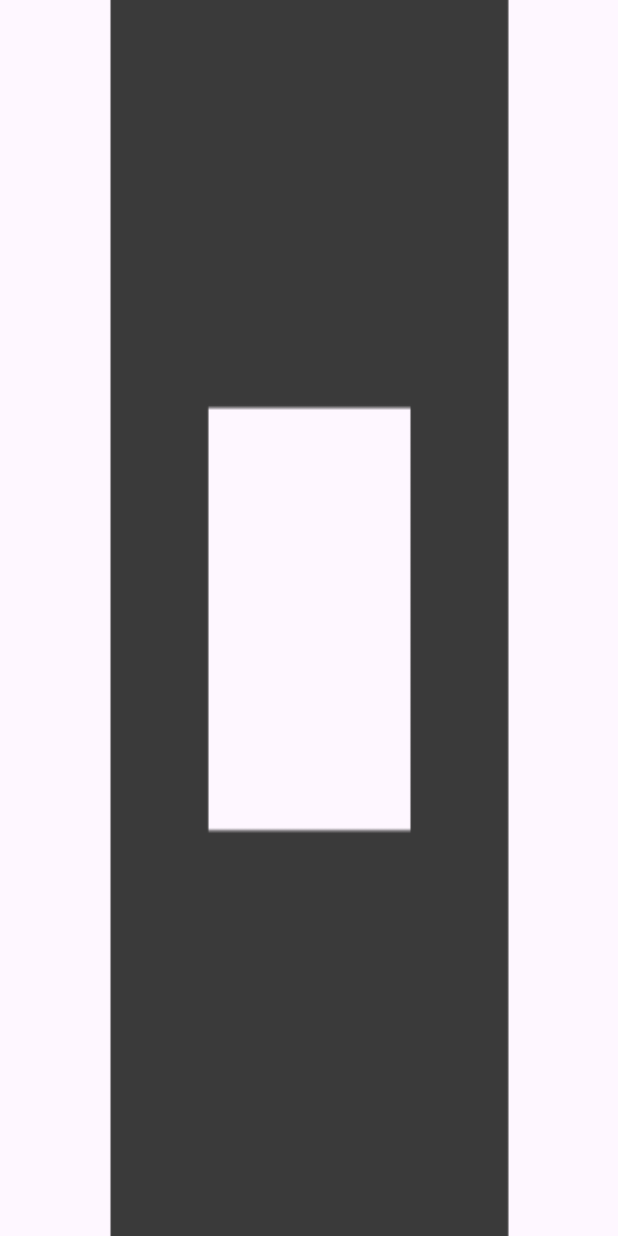
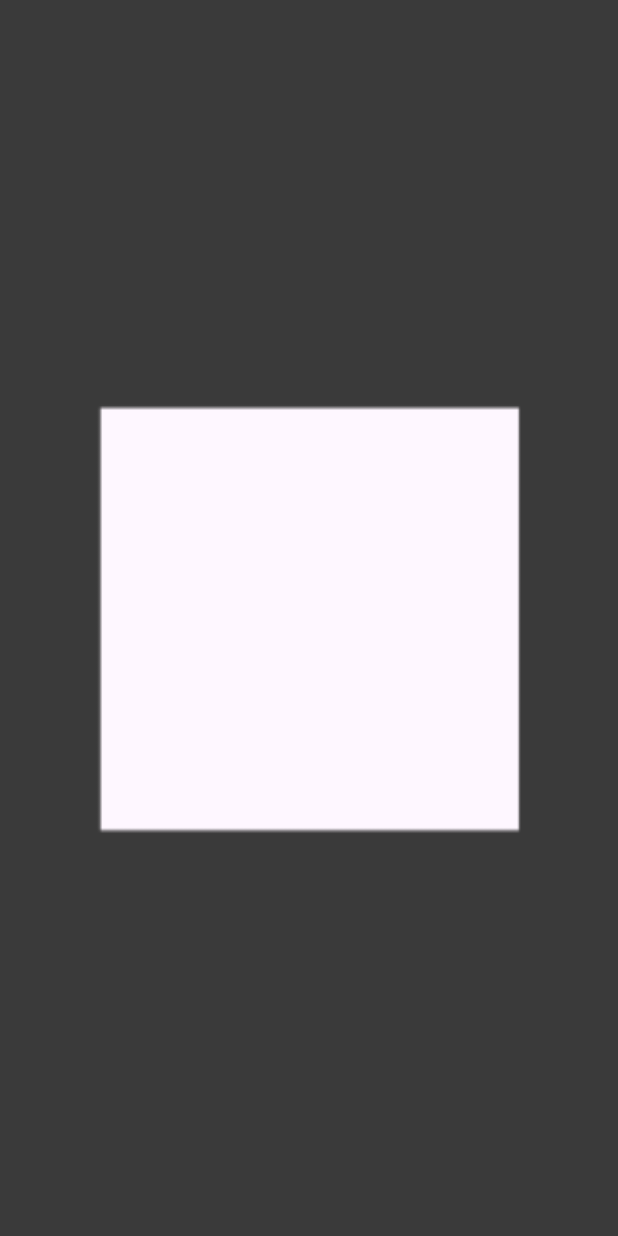
Before and after one commit to ta-bat-shu/tabatshu_android, an Android app: the layout activity_qrcode_scanner.xml on its own in the app's theme, with its tools: preview values and no code run, on a phone screen of 412 x 824 dp. Run offline under Robolectric (Android 15) with nearby library versions, the phone set to English and light mode, and no system bars.

Commit message:
QR 스캔 코드 작성

```diff
--- a/app/src/main/res/layout/activity_qrcode_scanner.xml
+++ b/app/src/main/res/layout/activity_qrcode_scanner.xml
@@ -7,7 +7,14 @@
     <FrameLayout
         android:id="@+id/cameraPreview"
         android:layout_width="match_parent"
-        android:layout_height="match_parent" />
+        android:layout_height="match_parent">
+
+        <ImageView
+            android:layout_width="match_parent"
+            android:layout_height="match_parent"
+            android:scaleType="centerCrop"
+            android:src="@drawable/qr_scan" />
+    </FrameLayout>
 
     <!-- QR 코드 이미지 뷰 -->
     <ImageView
@@ -17,10 +24,5 @@
         android:visibility="gone" />
 
     <!-- QR 코드 벡터 드로어블 또는 이미지 파일을 배경으로 추가 -->
-    <ImageView
-        android:layout_width="match_parent"
-        android:layout_height="match_parent"
-        android:src="@drawable/qr_scan"
-    android:scaleType="fitXY" />
 
 </RelativeLayout>
```
Also changed, not shown: app/src/main/java/com/example/tabatshu_android/QRCodeScannerActivity.kt (+44 -12 lines), app/src/main/res/layout/activity_rent_bike2.xml (deleted, +0 -11 lines), 1 other file.
